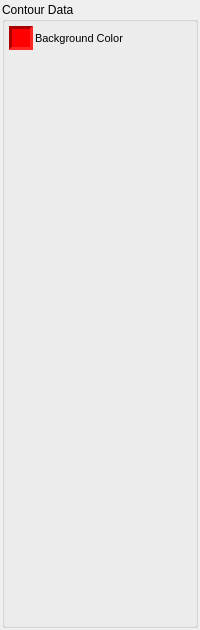
Above: src/zoo/ui/controlpane_visuals.ui from CMSM-VCU/zoo before the change. Below: the same form after it.
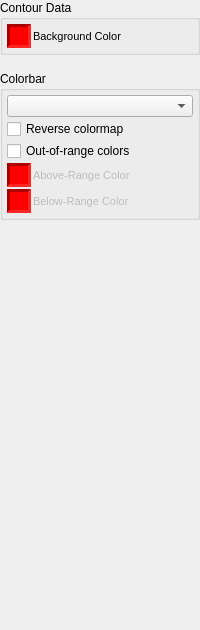
That is the form after the change.

Commit message: Implement colormap control in GUI

Diff of the .ui file:
```diff
--- a/src/zoo/ui/controlpane_visuals.ui
+++ b/src/zoo/ui/controlpane_visuals.ui
@@ -15,16 +15,16 @@
   </property>
   <layout class="QGridLayout" name="gridLayout">
    <property name="leftMargin">
-    <number>2</number>
+    <number>0</number>
    </property>
    <property name="topMargin">
-    <number>2</number>
+    <number>0</number>
    </property>
    <property name="rightMargin">
-    <number>2</number>
+    <number>0</number>
    </property>
    <property name="bottomMargin">
-    <number>2</number>
+    <number>0</number>
    </property>
    <item row="0" column="0">
     <layout class="QVBoxLayout" name="controls">
@@ -96,38 +96,182 @@
           </item>
          </layout>
         </item>
+       </layout>
+      </widget>
+     </item>
+     <item>
+      <spacer name="verticalSpacer_7">
+       <property name="orientation">
+        <enum>Qt::Vertical</enum>
+       </property>
+       <property name="sizeType">
+        <enum>QSizePolicy::Maximum</enum>
+       </property>
+       <property name="sizeHint" stdset="0">
+        <size>
+         <width>20</width>
+         <height>10</height>
+        </size>
+       </property>
+      </spacer>
+     </item>
+     <item>
+      <widget class="QGroupBox" name="colorbarGroup">
+       <property name="enabled">
+        <bool>true</bool>
+       </property>
+       <property name="title">
+        <string>Colorbar</string>
+       </property>
+       <layout class="QVBoxLayout" name="verticalLayout_5">
+        <property name="spacing">
+         <number>2</number>
+        </property>
+        <property name="leftMargin">
+         <number>4</number>
+        </property>
+        <property name="topMargin">
+         <number>4</number>
+        </property>
+        <property name="rightMargin">
+         <number>4</number>
+        </property>
+        <property name="bottomMargin">
+         <number>4</number>
+        </property>
         <item>
-         <spacer name="verticalSpacer_6">
-          <property name="orientation">
-           <enum>Qt::Vertical</enum>
+         <widget class="QComboBox" name="colormapSelector"/>
+        </item>
+        <item>
+         <widget class="QCheckBox" name="reverseCheckBox">
+          <property name="text">
+           <string>Reverse colormap</string>
           </property>
-          <property name="sizeType">
-           <enum>QSizePolicy::Maximum</enum>
-          </property>
-          <property name="sizeHint" stdset="0">
-           <size>
-            <width>20</width>
-            <height>10</height>
-           </size>
-          </property>
-         </spacer>
+         </widget>
         </item>
         <item>
-         <spacer name="verticalSpacer">
-          <property name="orientation">
-           <enum>Qt::Vertical</enum>
+         <widget class="QCheckBox" name="outofrangeCheckBox">
+          <property name="text">
+           <string>Out-of-range colors</string>
           </property>
-          <property name="sizeHint" stdset="0">
-           <size>
-            <width>20</width>
-            <height>40</height>
-           </size>
-          </property>
-         </spacer>
+         </widget>
         </item>
+        <item>
+         <layout class="QHBoxLayout" name="horizontalLayout_3">
+          <item>
+           <widget class="QFrame" name="abovecolorFrameButton">
+            <property name="enabled">
+             <bool>false</bool>
+            </property>
+            <property name="minimumSize">
+             <size>
+              <width>24</width>
+              <height>24</height>
+             </size>
+            </property>
+            <property name="maximumSize">
+             <size>
+              <width>24</width>
+              <height>16777215</height>
+             </size>
+            </property>
+            <property name="styleSheet">
+             <string notr="true">background-color: red</string>
+            </property>
+            <property name="frameShape">
+             <enum>QFrame::Panel</enum>
+            </property>
+            <property name="frameShadow">
+             <enum>QFrame::Sunken</enum>
+            </property>
+            <property name="lineWidth">
+             <number>3</number>
+            </property>
+           </widget>
+          </item>
+          <item>
+           <widget class="QLabel" name="abovecolorLabel">
+            <property name="enabled">
+             <bool>false</bool>
+            </property>
+            <property name="font">
+             <font>
+              <pointsize>8</pointsize>
+             </font>
+            </property>
+            <property name="text">
+             <string>Above-Range Color</string>
+            </property>
+           </widget>
+          </item>
+         </layout>
+        </item>
+        <item>
+         <layout class="QHBoxLayout" name="horizontalLayout_4">
+          <item>
+           <widget class="QFrame" name="belowcolorFrameButton">
+            <property name="enabled">
+             <bool>false</bool>
+            </property>
+            <property name="minimumSize">
+             <size>
+              <width>24</width>
+              <height>24</height>
+             </size>
+            </property>
+            <property name="maximumSize">
+             <size>
+              <width>24</width>
+              <height>16777215</height>
+             </size>
+            </property>
+            <property name="styleSheet">
+             <string notr="true">background-color: red</string>
+            </property>
+            <property name="frameShape">
+             <enum>QFrame::Panel</enum>
+            </property>
+            <property name="frameShadow">
+             <enum>QFrame::Sunken</enum>
+            </property>
+            <property name="lineWidth">
+             <number>3</number>
+            </property>
+           </widget>
+          </item>
+          <item>
+           <widget class="QLabel" name="belowcolorLabel">
+            <property name="enabled">
+             <bool>false</bool>
+            </property>
+            <property name="font">
+             <font>
+              <pointsize>8</pointsize>
+             </font>
+            </property>
+            <property name="text">
+             <string>Below-Range Color</string>
+            </property>
+           </widget>
+          </item>
+         </layout>
+        </item>
        </layout>
       </widget>
      </item>
+     <item>
+      <spacer name="verticalSpacer">
+       <property name="orientation">
+        <enum>Qt::Vertical</enum>
+       </property>
+       <property name="sizeHint" stdset="0">
+        <size>
+         <width>20</width>
+         <height>40</height>
+        </size>
+       </property>
+      </spacer>
+     </item>
     </layout>
    </item>
   </layout>
```
The commit also changes 3 other files.
